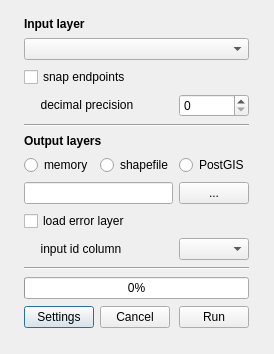
Old version of the form road_network_cleaner_dialog_base.ui in the repository spacesyntax/Rcl-topology-cleaner.
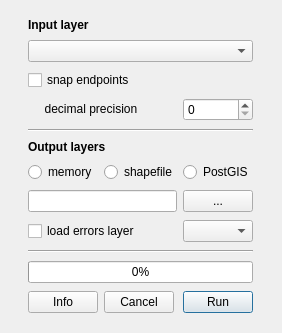
New version of the form.

```diff
--- a/road_network_cleaner_dialog_base.ui
+++ b/road_network_cleaner_dialog_base.ui
@@ -6,8 +6,8 @@
    <rect>
     <x>0</x>
     <y>0</y>
-    <width>274</width>
-    <height>354</height>
+    <width>282</width>
+    <height>333</height>
    </rect>
   </property>
   <property name="minimumSize">
@@ -25,39 +25,62 @@
      <property name="sizeConstraint">
       <enum>QLayout::SetMinimumSize</enum>
      </property>
-     <property name="leftMargin">
+     <property name="margin">
       <number>5</number>
      </property>
-     <property name="topMargin">
-      <number>5</number>
-     </property>
-     <property name="rightMargin">
-      <number>5</number>
-     </property>
-     <property name="bottomMargin">
-      <number>5</number>
-     </property>
-     <item row="1" column="0" colspan="3">
-      <widget class="QComboBox" name="inputCombo">
+     <item row="21" column="2">
+      <widget class="QPushButton" name="cleanButton">
        <property name="sizePolicy">
         <sizepolicy hsizetype="MinimumExpanding" vsizetype="Fixed">
          <horstretch>0</horstretch>
          <verstretch>0</verstretch>
         </sizepolicy>
        </property>
-      </widget>
-     </item>
-     <item row="3" column="2">
-      <widget class="QSpinBox" name="decimalsSpin">
        <property name="maximumSize">
         <size>
          <width>70</width>
          <height>16777215</height>
         </size>
        </property>
+       <property name="text">
+        <string>Run</string>
+       </property>
       </widget>
      </item>
-     <item row="15" column="0" colspan="3">
+     <item row="8" column="2">
+      <widget class="QRadioButton" name="postgisRadioButton">
+       <property name="text">
+        <string>PostGIS</string>
+       </property>
+      </widget>
+     </item>
+     <item row="0" column="0" colspan="3">
+      <widget class="QLabel" name="label">
+       <property name="sizePolicy">
+        <sizepolicy hsizetype="MinimumExpanding" vsizetype="Fixed">
+         <horstretch>0</horstretch>
+         <verstretch>0</verstretch>
+        </sizepolicy>
+       </property>
+       <property name="font">
+        <font>
+         <weight>75</weight>
+         <bold>true</bold>
+        </font>
+       </property>
+       <property name="text">
+        <string>Input layer</string>
+       </property>
+      </widget>
+     </item>
+     <item row="17" column="0" colspan="3">
+      <widget class="Line" name="line_2">
+       <property name="orientation">
+        <enum>Qt::Horizontal</enum>
+       </property>
+      </widget>
+     </item>
+     <item row="19" column="0" colspan="3">
       <widget class="QProgressBar" name="cleaningProgress">
        <property name="sizePolicy">
         <sizepolicy hsizetype="MinimumExpanding" vsizetype="Fixed">
@@ -89,20 +112,17 @@
        </property>
       </widget>
      </item>
-     <item row="17" column="0">
-      <widget class="QPushButton" name="settingsButton">
+     <item row="3" column="2">
+      <widget class="QSpinBox" name="decimalsSpin">
        <property name="maximumSize">
         <size>
          <width>70</width>
          <height>16777215</height>
         </size>
        </property>
-       <property name="text">
-        <string>Settings</string>
-       </property>
       </widget>
      </item>
-     <item row="17" column="1">
+     <item row="21" column="1">
       <widget class="QPushButton" name="cancelButton">
        <property name="sizePolicy">
         <sizepolicy hsizetype="MinimumExpanding" vsizetype="Fixed">
@@ -121,24 +141,8 @@
        </property>
       </widget>
      </item>
-     <item row="10" column="0" colspan="2">
-      <widget class="QLineEdit" name="outputCleaned">
-       <property name="sizePolicy">
-        <sizepolicy hsizetype="Minimum" vsizetype="Fixed">
-         <horstretch>0</horstretch>
-         <verstretch>0</verstretch>
-        </sizepolicy>
-       </property>
-      </widget>
-     </item>
-     <item row="10" column="2">
-      <widget class="QPushButton" name="browseCleaned">
-       <property name="sizePolicy">
-        <sizepolicy hsizetype="MinimumExpanding" vsizetype="Fixed">
-         <horstretch>0</horstretch>
-         <verstretch>0</verstretch>
-        </sizepolicy>
-       </property>
+     <item row="21" column="0">
+      <widget class="QPushButton" name="settingsButton">
        <property name="maximumSize">
         <size>
          <width>70</width>
@@ -146,94 +150,7 @@
         </size>
        </property>
        <property name="text">
-        <string>...</string>
-       </property>
-      </widget>
-     </item>
-     <item row="13" column="0" colspan="3">
-      <widget class="Line" name="line_2">
-       <property name="orientation">
-        <enum>Qt::Horizontal</enum>
-       </property>
-      </widget>
-     </item>
-     <item row="11" column="0" colspan="2">
-      <widget class="QCheckBox" name="errorsCheckBox">
-       <property name="sizePolicy">
-        <sizepolicy hsizetype="Minimum" vsizetype="Fixed">
-         <horstretch>0</horstretch>
-         <verstretch>0</verstretch>
-        </sizepolicy>
-       </property>
-       <property name="text">
-        <string>load error layer</string>
-       </property>
-      </widget>
-     </item>
-     <item row="17" column="2">
-      <widget class="QPushButton" name="cleanButton">
-       <property name="sizePolicy">
-        <sizepolicy hsizetype="MinimumExpanding" vsizetype="Fixed">
-         <horstretch>0</horstretch>
-         <verstretch>0</verstretch>
-        </sizepolicy>
-       </property>
-       <property name="maximumSize">
-        <size>
-         <width>70</width>
-         <height>16777215</height>
-        </size>
-       </property>
-       <property name="text">
-        <string>Run</string>
-       </property>
-      </widget>
-     </item>
-     <item row="3" column="0" colspan="2">
-      <widget class="QLabel" name="label_3">
-       <property name="sizePolicy">
-        <sizepolicy hsizetype="MinimumExpanding" vsizetype="Fixed">
-         <horstretch>0</horstretch>
-         <verstretch>0</verstretch>
-        </sizepolicy>
-       </property>
-       <property name="text">
-        <string>     decimal precision </string>
-       </property>
-      </widget>
-     </item>
-     <item row="0" column="0" colspan="3">
-      <widget class="QLabel" name="label">
-       <property name="sizePolicy">
-        <sizepolicy hsizetype="MinimumExpanding" vsizetype="Fixed">
-         <horstretch>0</horstretch>
-         <verstretch>0</verstretch>
-        </sizepolicy>
-       </property>
-       <property name="font">
-        <font>
-         <weight>75</weight>
-         <bold>true</bold>
-        </font>
-       </property>
-       <property name="text">
-        <string>Input layer</string>
-       </property>
-      </widget>
-     </item>
-     <item row="12" column="2">
-      <widget class="QComboBox" name="idCombo">
-       <property name="sizePolicy">
-        <sizepolicy hsizetype="Minimum" vsizetype="Fixed">
-         <horstretch>0</horstretch>
-         <verstretch>0</verstretch>
-        </sizepolicy>
-       </property>
-       <property name="maximumSize">
-        <size>
-         <width>70</width>
-         <height>16777215</height>
-        </size>
+        <string>Info</string>
        </property>
       </widget>
      </item>
@@ -250,30 +167,33 @@
        </property>
       </widget>
      </item>
-     <item row="12" column="0" colspan="2">
-      <widget class="QLabel" name="label_2">
+     <item row="1" column="0" colspan="3">
+      <widget class="QComboBox" name="inputCombo">
        <property name="sizePolicy">
-        <sizepolicy hsizetype="Minimum" vsizetype="Fixed">
+        <sizepolicy hsizetype="MinimumExpanding" vsizetype="Fixed">
          <horstretch>0</horstretch>
          <verstretch>0</verstretch>
         </sizepolicy>
        </property>
-       <property name="text">
-        <string>     input id column</string>
-       </property>
       </widget>
      </item>
-     <item row="4" column="0" colspan="3">
-      <widget class="Line" name="line">
-       <property name="orientation">
-        <enum>Qt::Horizontal</enum>
+     <item row="3" column="0" colspan="2">
+      <widget class="QLabel" name="label_3">
+       <property name="sizePolicy">
+        <sizepolicy hsizetype="MinimumExpanding" vsizetype="Fixed">
+         <horstretch>0</horstretch>
+         <verstretch>0</verstretch>
+        </sizepolicy>
        </property>
+       <property name="text">
+        <string>     decimal precision </string>
+       </property>
       </widget>
      </item>
-     <item row="8" column="2">
-      <widget class="QRadioButton" name="postGISRadioButton">
+     <item row="8" column="0">
+      <widget class="QRadioButton" name="memoryRadioButton">
        <property name="text">
-        <string>PostGIS</string>
+        <string>memory</string>
        </property>
       </widget>
      </item>
@@ -284,10 +204,71 @@
        </property>
       </widget>
      </item>
-     <item row="8" column="0">
-      <widget class="QRadioButton" name="radioButton">
+     <item row="4" column="0" colspan="3">
+      <widget class="Line" name="line">
+       <property name="orientation">
+        <enum>Qt::Horizontal</enum>
+       </property>
+      </widget>
+     </item>
+     <item row="9" column="2">
+      <widget class="QPushButton" name="browseCleaned">
+       <property name="sizePolicy">
+        <sizepolicy hsizetype="MinimumExpanding" vsizetype="Fixed">
+         <horstretch>0</horstretch>
+         <verstretch>0</verstretch>
+        </sizepolicy>
+       </property>
+       <property name="maximumSize">
+        <size>
+         <width>70</width>
+         <height>16777215</height>
+        </size>
+       </property>
        <property name="text">
-        <string>memory</string>
+        <string>...</string>
+       </property>
+      </widget>
+     </item>
+     <item row="9" column="0" colspan="2">
+      <widget class="QLineEdit" name="outputCleaned">
+       <property name="enabled">
+        <bool>true</bool>
+       </property>
+       <property name="sizePolicy">
+        <sizepolicy hsizetype="Minimum" vsizetype="Fixed">
+         <horstretch>0</horstretch>
+         <verstretch>0</verstretch>
+        </sizepolicy>
+       </property>
+      </widget>
+     </item>
+     <item row="15" column="2">
+      <widget class="QComboBox" name="idCombo">
+       <property name="sizePolicy">
+        <sizepolicy hsizetype="Minimum" vsizetype="Fixed">
+         <horstretch>0</horstretch>
+         <verstretch>0</verstretch>
+        </sizepolicy>
+       </property>
+       <property name="maximumSize">
+        <size>
+         <width>70</width>
+         <height>16777215</height>
+        </size>
+       </property>
+      </widget>
+     </item>
+     <item row="15" column="0" colspan="2">
+      <widget class="QCheckBox" name="errorsCheckBox">
+       <property name="sizePolicy">
+        <sizepolicy hsizetype="Minimum" vsizetype="Fixed">
+         <horstretch>0</horstretch>
+         <verstretch>0</verstretch>
+        </sizepolicy>
+       </property>
+       <property name="text">
+        <string>load errors layer</string>
        </property>
       </widget>
      </item>
```
